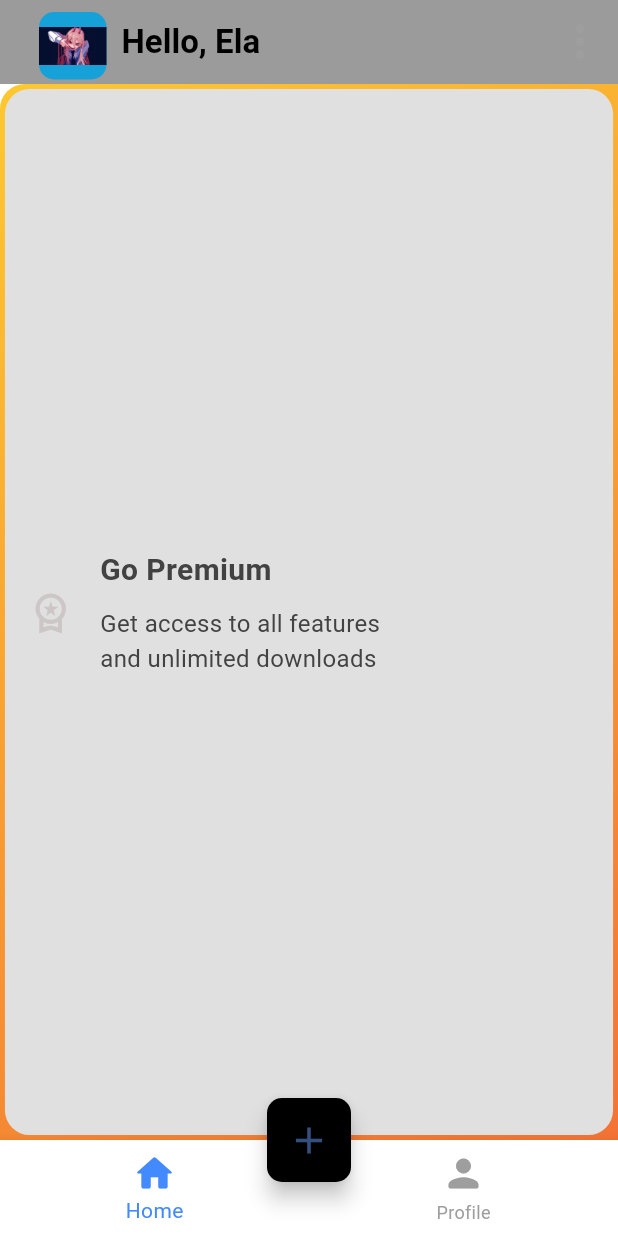
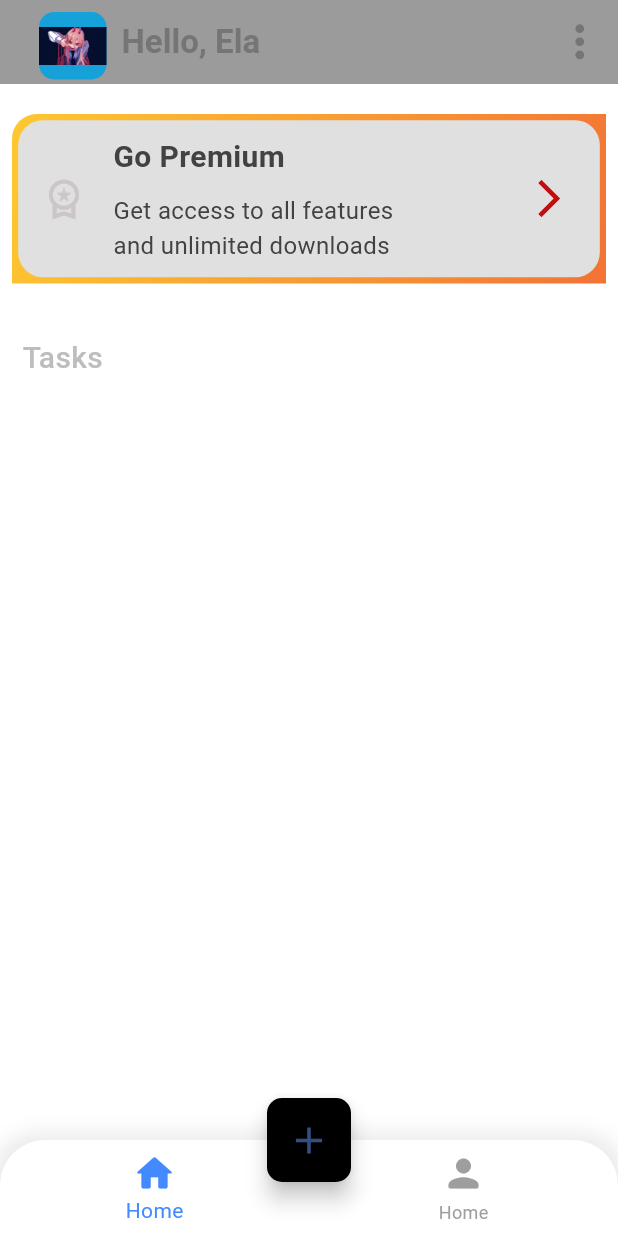
Before and after one commit to Ela-El-maker/My-Task-Manager, a Flutter app: the screen it shows after launch, on a phone screen of 412 x 824 dp. Run offline on Flutter 3.47's test engine with Material 3 defaults, Android fonts, the phone set to English and light mode, and no system bars; our stand-ins replace dotted_border.

```diff
--- a/lib/screens/homePage.dart
+++ b/lib/screens/homePage.dart
@@ -1,33 +1,47 @@
 import 'package:flutter/material.dart';
-import 'package:taskify/screens/profilePage.dart';
 import 'package:taskify/app_constraints/constant.dart';
 import 'package:taskify/screens/premium.dart';
+import 'package:taskify/screens/profilePage.dart';
 
 class MyHomePage extends StatefulWidget {
-  const MyHomePage({Key? key});
+  const MyHomePage({super.key});
 
   @override
   State<MyHomePage> createState() => _MyHomePageState();
 }
 
 class _MyHomePageState extends State<MyHomePage> {
-  int _currentIndex = 0;
-
-  final List<Widget> _pages = [
-    const GoPremium(),
-    const MyProfilePage(),
+  List<Widget> _pages = [
+    HomePage(),
+    MyProfilePage(),
   ];
-
+  int activeIndex = 0;
   @override
   Widget build(BuildContext context) {
     return Scaffold(
       appBar: _buildAppBar(),
-
-      bottomNavigationBar: BottomNavigationBar(
+      bottomNavigationBar: Container(
+        decoration: BoxDecoration(
+            borderRadius: const BorderRadius.only(
+              topLeft: Radius.circular(30),
+              topRight: Radius.circular(30),
+            ),
+            boxShadow: [
+              BoxShadow(
+                color: Colors.grey.withOpacity(0.2),
+                blurRadius: 10,
+                spreadRadius: 5,
+              ),
+            ]),
+        child: ClipRRect(
+          borderRadius: const BorderRadius.only(
+            topLeft: Radius.circular(30),
+            topRight: Radius.circular(30),
+          ),
+          child: BottomNavigationBar(
             backgroundColor: kWhite,
             selectedItemColor: Colors.blueAccent,
             unselectedItemColor: Colors.grey,
-        currentIndex: _currentIndex,
             items: const [
               BottomNavigationBarItem(
                 icon: Icon(
@@ -41,14 +55,17 @@ class _MyHomePageState extends State<MyHomePage> {
                   Icons.person_rounded,
                   size: 30,
                 ),
-            label: "Profile",
+                label: "Home",
               ),
             ],
             onTap: (index) {
               setState(() {
-            _currentIndex = index;
+                activeIndex = index;
+                // _currentIndex = index;
               });
             },
+          ),
+        ),
       ),
       floatingActionButton: FloatingActionButton(
         onPressed: () {},
@@ -63,40 +80,39 @@ class _MyHomePageState extends State<MyHomePage> {
         ),
       ),
       floatingActionButtonLocation: FloatingActionButtonLocation.centerDocked,
-
-      body: _pages[_currentIndex],
+      body: _pages[activeIndex],
     );
+  }
 }
 
 AppBar _buildAppBar() {
   return AppBar(
-      backgroundColor: const Color.fromARGB(132, 62, 61, 61),
+    backgroundColor: Color.fromARGB(132, 62, 61, 61),
     elevation: 0,
     title: Row(
       children: <Widget>[
         Container(
-            margin: const EdgeInsets.only(
+          margin: EdgeInsets.only(
             left: 10,
             top: 5,
+            // bottom: 5,
           ),
           height: 45,
           width: 45,
           decoration: BoxDecoration(
-              color: kBlue,
+              color: kBlue, borderRadius: BorderRadius.circular(10)),
+          child: ClipRRect(
             borderRadius: BorderRadius.circular(10),
-            ),
-            child: ClipRRect(
-              borderRadius: BorderRadius.all(Radius.circular(10)),
             child: Image.asset('assets/images/pxfuel(2).jpg'),
           ),
         ),
-          const SizedBox(
+        SizedBox(
           width: 10,
         ),
-          const Text(
+        Text(
           "Hello, Ela",
           style: TextStyle(
-              color: Color.fromARGB(255, 0, 0, 0),
+            color: Colors.grey.shade600,
             fontSize: 22,
             fontWeight: FontWeight.bold,
           ),
@@ -106,13 +122,43 @@ class _MyHomePageState extends State<MyHomePage> {
     actions: <Widget>[
       IconButton(
         onPressed: () {},
-          icon: const Icon(
+        icon: Icon(
           Icons.more_vert,
-            color: Colors.grey,
+          color: Colors.grey.shade600,
           size: 35,
         ),
       ),
     ],
   );
 }
+
+class HomePage extends StatelessWidget {
+  const HomePage({Key? key}) : super(key: key);
+
+  @override
+  Widget build(BuildContext context) {
+    return Column(
+      crossAxisAlignment: CrossAxisAlignment.start,
+      children: [
+        Padding(
+          padding: EdgeInsets.symmetric(horizontal: 8.0, vertical: 20.0),
+          child: GoPremium(),
+        ),
+        Container(
+          padding: EdgeInsets.all(15),
+          child: Text(
+            "Tasks",
+            style: TextStyle(
+              color: Colors.grey[400],
+              fontSize: 20,
+              fontWeight: FontWeight.w500,
+            ),
+          ),
+        ),
+        Expanded(child: Container(
+
+        ))
+      ],
+    );
   }
+}
--- a/lib/screens/premium.dart
+++ b/lib/screens/premium.dart
@@ -16,23 +16,26 @@ class _GoPremiumState extends State<GoPremium> {
       children: [
         Container(
           padding: EdgeInsets.all(
-            he * 0.004
+            // he * 0.004
+            he * 0.005,
           ),
           decoration: BoxDecoration(
             color: Colors.white,
             borderRadius: BorderRadius.only(
               topLeft: Radius.circular(
+                // he * 0.02
                 he * 0.02
               ),
 
             ),
             gradient: const LinearGradient(
-              begin: Alignment.topLeft,
-              end: Alignment.bottomRight,
+
               colors: [
                 Color(0xFFFDC830),
                 Color(0xFFF37335),
               ],
+              begin: Alignment.topLeft,
+              end: Alignment.bottomRight,
             ),
           ),
           child: Container(
@@ -48,6 +51,7 @@ class _GoPremiumState extends State<GoPremium> {
               children: [
                 Container(
                   height: he * 0.05,
+                  // height: 40,
                   width : he * 0.05,
                   decoration: BoxDecoration(
                     borderRadius: BorderRadius.circular(he * 0.02),
@@ -91,8 +95,21 @@ class _GoPremiumState extends State<GoPremium> {
                       fontWeight: FontWeight.w400,
                     ),
                   ),
-                    ],
+                  ],
                   ),
+                  Expanded(
+                    child: Container(
+
+                    ),
+
+                  ),
+                  IconButton(
+                    icon: Icon(
+                    Icons.arrow_forward_ios,
+                    color: Color.fromARGB(255, 193, 13, 13),
+                    size: 30,
+                  ), onPressed: () {  },
+                )
               ],
             ),
           )
--- a/pubspec.yaml
+++ b/pubspec.yaml
@@ -35,6 +35,8 @@ dependencies:
   # The following adds the Cupertino Icons font to your application.
   # Use with the CupertinoIcons class for iOS style icons.
   cupertino_icons: ^1.0.6
+  dotted_border: ^2.0.0+3
+  table_calendar: ^3.0.9
 
 dev_dependencies:
   flutter_test:
```
Also changed, not shown: lib/app_constraints/tasks.dart (added, +67 -0 lines), lib/models/taskModel.dart (added, +78 -0 lines), pubspec.lock. Lines whose indentation alone changed are shown as unchanged.
